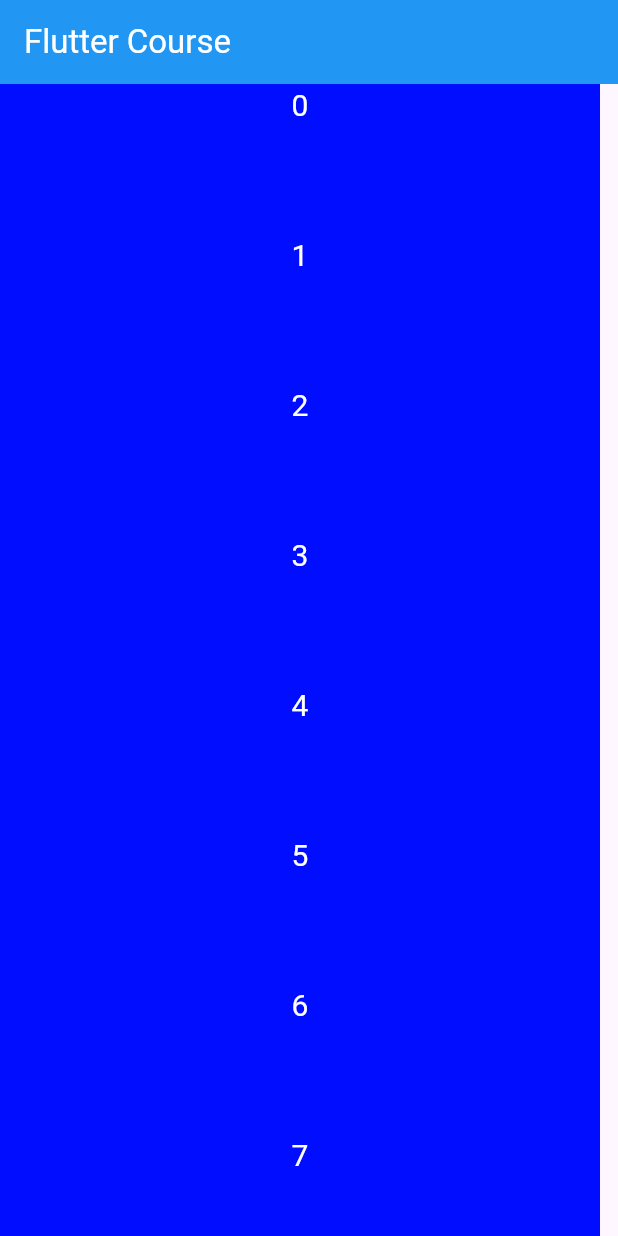
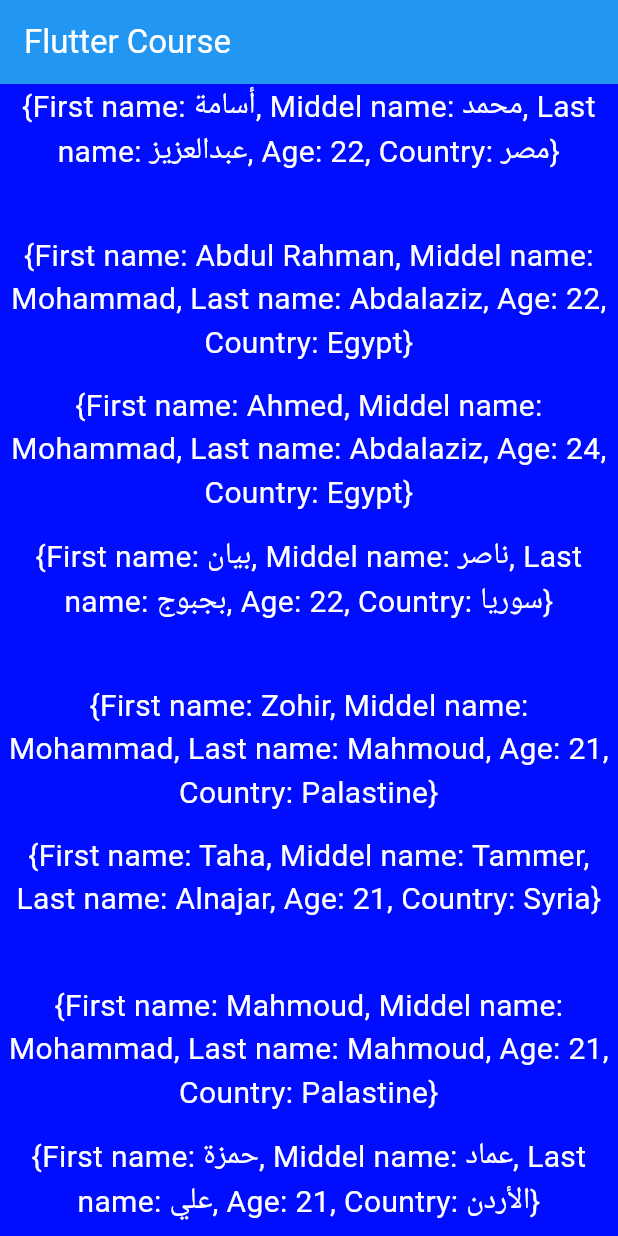
Before and after one commit to OsamaMohammadAbdalaziz/fluttercourse, a Flutter app: the screen it shows after launch, on a phone screen of 412 x 824 dp. Run offline on Flutter 3.47's test engine with Material 3 defaults, Android fonts, the phone set to English and light mode, and no system bars.

Commit message:
Remove width for container

```diff
--- a/lib/main.dart
+++ b/lib/main.dart
@@ -87,7 +87,6 @@ class MyApp extends StatelessWidget {
             backgroundColor: Colors.blue,
           ),
           body: Container(
-            width: 400,
             child: ListView.builder(
               itemCount: empolyee.length,
               itemBuilder: (context, i) {
@@ -95,7 +94,7 @@ class MyApp extends StatelessWidget {
                   height: 100,
                   color: const Color.fromARGB(255, 0, 13, 255),
                   child: Text(
-                    "$i",
+                    '${empolyee[i]}',
                     textAlign: TextAlign.center,
                     style: const TextStyle(fontSize: 20, color: Colors.white),
                   ),
```
